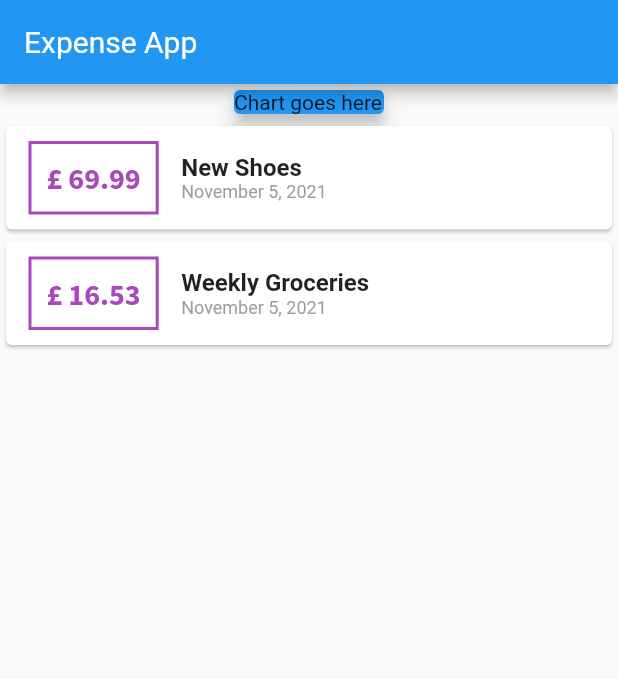
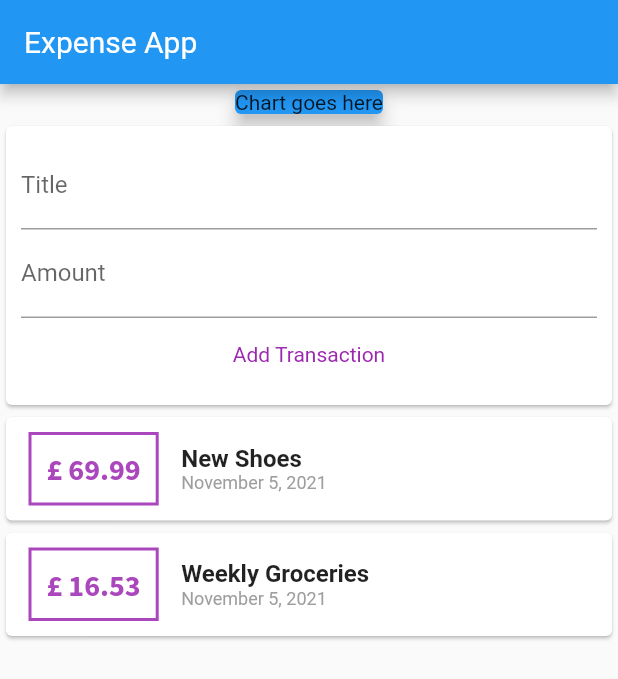
Before and after one commit to alexmisnovs/expense_tracker, a Flutter app: the screen it shows after launch, on a phone screen of 412 x 824 dp. Shown: the top 679 px of the screen. Run offline on Flutter 3.47's test engine with Material 2 defaults, Android fonts, the phone set to English and light mode, and no system bars.

Commit message:
added input fields and a flat button

```diff
--- a/lib/main.dart
+++ b/lib/main.dart
@@ -38,16 +38,35 @@ class MyHomePage extends StatelessWidget {
         title: Text('Expense App'),
       ),
       body: Column(
-        mainAxisAlignment: MainAxisAlignment.start,
+        // mainAxisAlignment: MainAxisAlignment.start,
         children: [
+          Container(
+            child: Card(
+              child: Text('Chart goes here'),
+              color: Colors.blue,
+              elevation: 5,
+            ),
+          ),
           Card(
-            child: Container(
-              child: Text('Chart goes here'),
-              width: 100,
+              child: Container(
+            padding: EdgeInsets.all(10),
+            child: Column(
+              crossAxisAlignment: CrossAxisAlignment.center,
+              children: <Widget>[
+                TextField(
+                  decoration: InputDecoration(labelText: 'Title'),
+                ),
+                TextField(
+                  decoration: InputDecoration(labelText: 'Amount'),
+                ),
+                FlatButton(
+                  child: Text('Add Transaction'),
+                  textColor: Colors.purple,
+                  onPressed: () {},
+                ),
+              ],
             ),
-            color: Colors.blue,
-            elevation: 5,
-          ),
+          )),
           Column(
               children: transactions.map((transaction) {
             return Card(
```
